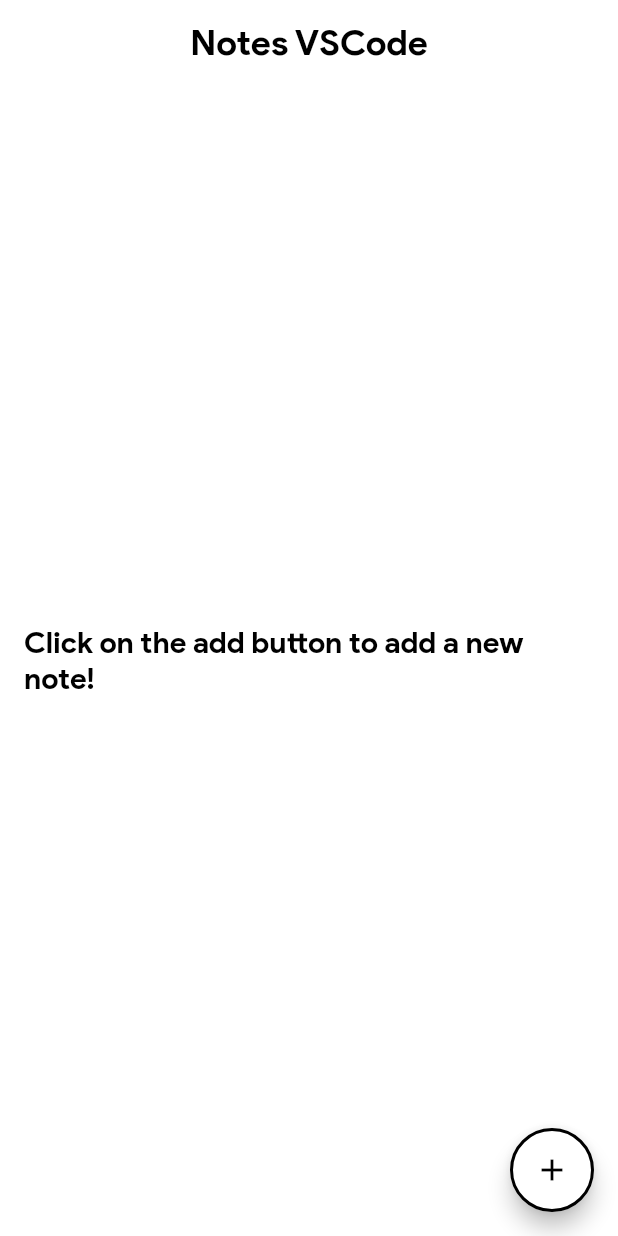
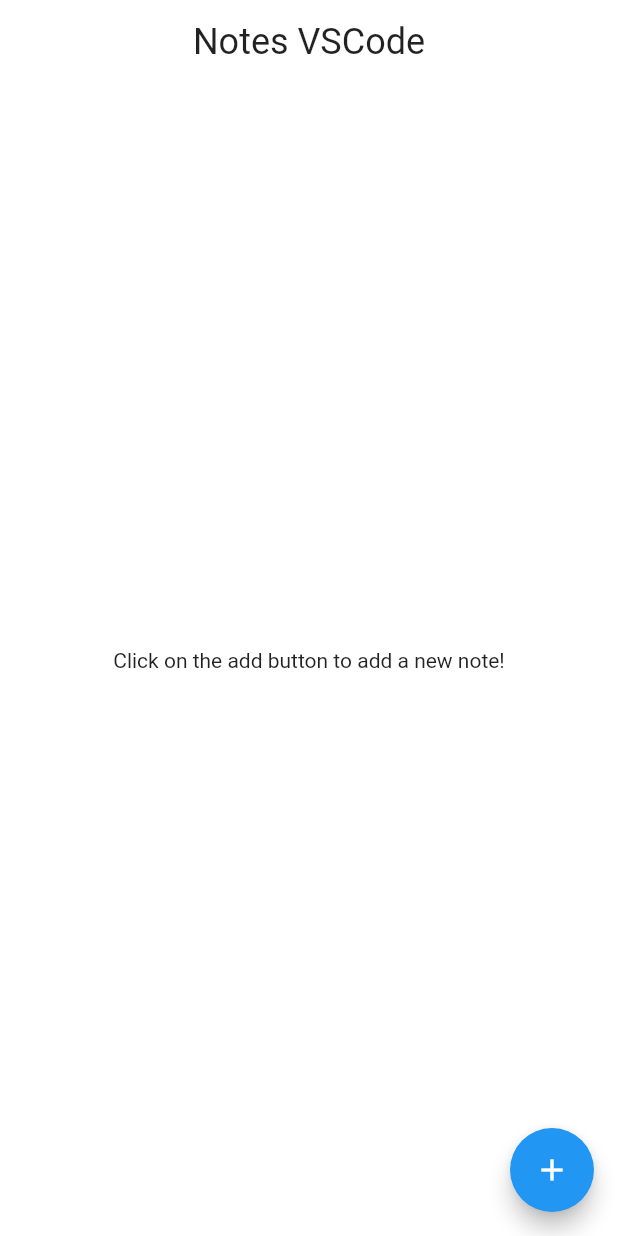
Before and after one commit to Natsuooo/memo_app3_flutter, a Flutter app: the screen it shows after launch, on a phone screen of 412 x 824 dp. Run offline on Flutter 3.47's test engine with Material 2 defaults, Android fonts, the phone set to English and light mode, and no system bars; our stand-ins replace sqflite; accounts and stored records are empty.

Commit message:
main and note_list

```diff
--- a/lib/main.dart
+++ b/lib/main.dart
@@ -12,29 +12,29 @@ class MyApp extends StatelessWidget {
       title: 'NoteKeeper',
       debugShowCheckedModeBanner: false,
       theme: ThemeData(
-        primarySwatch: Colors.deepPurple,
-        textTheme: TextTheme(
-          headline: TextStyle(
-              fontFamily: 'Sans',
-              fontWeight: FontWeight.bold,
-              color: Colors.black,
-              fontSize: 24),
-          body1: TextStyle(
-              fontFamily: 'Sans',
-              fontWeight: FontWeight.bold,
-              color: Colors.black,
-              fontSize: 20),
-          body2: TextStyle(
-              fontFamily: 'Sans',
-              fontWeight: FontWeight.normal,
-              color: Colors.black,
-              fontSize: 18),
-          subtitle: TextStyle(
-              fontFamily: 'Sans',
-              fontWeight: FontWeight.normal,
-              color: Colors.black,
-              fontSize: 14),
-        ),
+        primarySwatch: Colors.blue,
+        // textTheme: TextTheme(
+        //   headline: TextStyle(
+        //       fontFamily: 'Sans',
+        //       fontWeight: FontWeight.bold,
+        //       color: Colors.black,
+        //       fontSize: 24),
+        //   body1: TextStyle(
+        //       fontFamily: 'Sans',
+        //       fontWeight: FontWeight.bold,
+        //       color: Colors.black,
+        //       fontSize: 20),
+        //   body2: TextStyle(
+        //       fontFamily: 'Sans',
+        //       fontWeight: FontWeight.normal,
+        //       color: Colors.black,
+        //       fontSize: 18),
+        //   subtitle: TextStyle(
+        //       fontFamily: 'Sans',
+        //       fontWeight: FontWeight.normal,
+        //       color: Colors.black,
+        //       fontSize: 14),
+        // ),
       ),
       home: NoteList(),
     );
--- a/lib/screens/note_list.dart
+++ b/lib/screens/note_list.dart
@@ -90,9 +90,10 @@ class NoteListState extends State<NoteList> {
           navigateToDetail(Note('', '', 3, 0), 'Add Note');
         },
         tooltip: 'Add Note',
-        shape: CircleBorder(side: BorderSide(color: Colors.black, width: 2.0)),
-        child: Icon(Icons.add, color: Colors.black),
-        backgroundColor: Colors.white,
+        // shape: CircleBorder(side: BorderSide(color: Colors.black, width: 2.0)),
+        // child: Icon(Icons.add, color: Colors.black),
+        child: Icon(Icons.add),
+        // backgroundColor: Colors.white,
       ),
     );
   }
@@ -113,7 +114,8 @@ class NoteListState extends State<NoteList> {
             decoration: BoxDecoration(
                 color: colors[this.noteList[index].color],
                 border: Border.all(width: 2, color: Colors.black),
-                borderRadius: BorderRadius.circular(8.0)),
+                // borderRadius: BorderRadius.circular(8.0)),
+                borderRadius: BorderRadius.circular(6.0)),
             child: Column(
               children: <Widget>[
                 Row(
```
